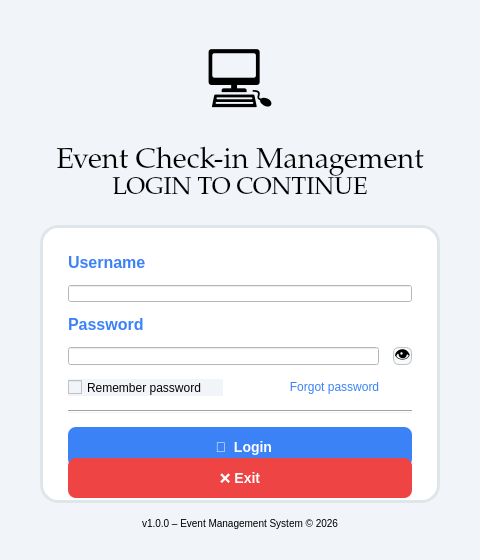
khoivnk25411e/Final-Project-Programming-Techniques, file ui/LoginWindow.ui: the form before one commit.
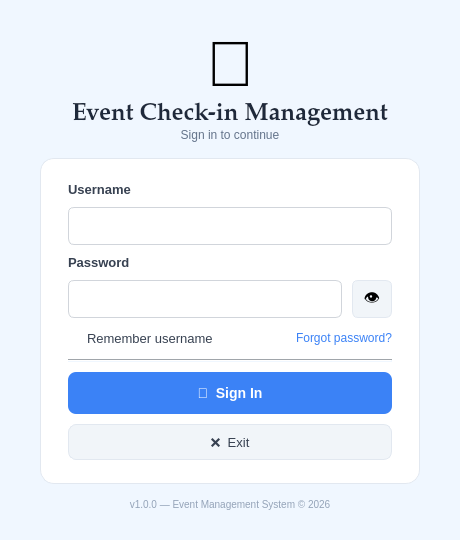
The form after the commit.

The edit to the form file:
```diff
--- a/ui/LoginWindow.ui
+++ b/ui/LoginWindow.ui
@@ -6,27 +6,27 @@
    <rect>
     <x>0</x>
     <y>0</y>
-    <width>480</width>
-    <height>560</height>
+    <width>460</width>
+    <height>540</height>
    </rect>
   </property>
   <property name="minimumSize">
    <size>
-    <width>480</width>
-    <height>560</height>
+    <width>460</width>
+    <height>540</height>
    </size>
   </property>
   <property name="maximumSize">
    <size>
-    <width>480</width>
-    <height>560</height>
+    <width>460</width>
+    <height>540</height>
    </size>
   </property>
   <property name="windowTitle">
-   <string>Login - Event Check-in Management System</string>
+   <string>Login — Event Check-in Management System</string>
   </property>
   <property name="styleSheet">
-   <string notr="true">background-color: #f1f5f9;</string>
+   <string>background-color: #f0f7ff;</string>
   </property>
   <widget class="QWidget" name="centralwidget">
    <layout class="QVBoxLayout" name="verticalLayout">
@@ -37,27 +37,29 @@
      <number>40</number>
     </property>
     <property name="topMargin">
-     <number>30</number>
+     <number>28</number>
     </property>
     <property name="rightMargin">
      <number>40</number>
     </property>
     <property name="bottomMargin">
-     <number>30</number>
+     <number>28</number>
     </property>
     <item>
      <widget class="QLabel" name="lblLogo">
       <property name="font">
        <font>
-        <family>Arial</family>
-        <pointsize>51</pointsize>
+        <pointsize>48</pointsize>
        </font>
       </property>
-      <property name="alignment">
-       <set>Qt::AlignCenter</set>
+      <property name="styleSheet">
+       <string>background: transparent;</string>
       </property>
       <property name="text">
-       <string>💻</string>
+       <string>🎫</string>
+      </property>
+      <property name="alignment">
+       <set>Qt::AlignmentFlag::AlignCenter</set>
       </property>
      </widget>
     </item>
@@ -66,68 +68,59 @@
       <property name="font">
        <font>
         <family>Palatino Linotype</family>
-        <pointsize>22</pointsize>
+        <pointsize>18</pointsize>
+        <bold>true</bold>
        </font>
       </property>
       <property name="styleSheet">
-       <string notr="true">color: rgb(0, 0, 0);</string>
-      </property>
-      <property name="alignment">
-       <set>Qt::AlignCenter</set>
+       <string>color: #1e293b; background: transparent;</string>
       </property>
       <property name="text">
        <string>Event Check-in Management</string>
       </property>
+      <property name="alignment">
+       <set>Qt::AlignmentFlag::AlignCenter</set>
+      </property>
      </widget>
     </item>
     <item>
      <widget class="QLabel" name="lblSubtitle">
-      <property name="font">
-       <font>
-        <family>Palatino Linotype</family>
-        <pointsize>18</pointsize>
-       </font>
-      </property>
       <property name="styleSheet">
-       <string notr="true">color: rgb(0, 0, 0); margin-bottom: 24px;</string>
-      </property>
-      <property name="alignment">
-       <set>Qt::AlignCenter</set>
+       <string>color: #64748b; font-size: 12px; margin-bottom: 16px; background: transparent;</string>
       </property>
       <property name="text">
-       <string>LOGIN TO CONTINUE</string>
+       <string>Sign in to continue</string>
+      </property>
+      <property name="alignment">
+       <set>Qt::AlignmentFlag::AlignCenter</set>
       </property>
      </widget>
     </item>
     <item>
      <widget class="QWidget" name="cardWidget" native="true">
       <property name="styleSheet">
-       <string notr="true">QWidget#cardWidget {
-    background-color: white;
-    border-radius: 18px;
-    border: 3px solid #dfe6e9;
-}</string>
+       <string>QWidget#cardWidget { background-color: white; border-radius: 14px; border: 1px solid #e2e8f0; }</string>
       </property>
       <layout class="QVBoxLayout" name="cardLayout">
        <property name="spacing">
-        <number>14</number>
+        <number>10</number>
        </property>
        <property name="leftMargin">
         <number>28</number>
        </property>
        <property name="topMargin">
-        <number>28</number>
+        <number>24</number>
        </property>
        <property name="rightMargin">
         <number>28</number>
        </property>
        <property name="bottomMargin">
-        <number>28</number>
+        <number>24</number>
        </property>
        <item>
         <widget class="QLabel" name="lblUsername">
          <property name="styleSheet">
-          <string notr="true">font-weight: bold; color: #3b82f6; font-size: 16px; background-color: white;</string>
+          <string>font-weight: bold; color: #374151; font-size: 13px; background: transparent;</string>
          </property>
          <property name="text">
           <string>Username</string>
@@ -136,15 +129,26 @@
        </item>
        <item>
         <widget class="QLineEdit" name="lineEditUsername">
+         <property name="minimumSize">
+          <size>
+           <width>0</width>
+           <height>38</height>
+          </size>
+         </property>
+         <property name="font">
+          <font>
+           <pointsize>12</pointsize>
+          </font>
+         </property>
          <property name="styleSheet">
-          <string notr="true">font: 12pt &quot;MS Shell Dlg 2&quot;; color: rgb(0, 0, 0); background-color: white;</string>
+          <string>QLineEdit { color: #111827; background: white; border: 1px solid #d1d5db; border-radius: 6px; padding: 6px 10px; } QLineEdit:focus { border: 1px solid #3b82f6; }</string>
          </property>
         </widget>
        </item>
        <item>
         <widget class="QLabel" name="lblPassword">
          <property name="styleSheet">
-          <string notr="true">font-weight: bold; color: #3b82f6; font-size: 16px; background-color: white;</string>
+          <string>font-weight: bold; color: #374151; font-size: 13px; background: transparent;</string>
          </property>
          <property name="text">
           <string>Password</string>
@@ -155,16 +159,28 @@
         <layout class="QHBoxLayout" name="horizontalLayout">
          <item>
           <widget class="QLineEdit" name="lineEditPassword">
+           <property name="minimumSize">
+            <size>
+             <width>0</width>
+             <height>38</height>
+            </size>
+           </property>
            <property name="styleSheet">
-            <string notr="true">background-color: white; font: 12pt &quot;MS Shell Dlg 2&quot;; color: rgb(0, 0, 0);</string>
+            <string>QLineEdit { color: #111827; background: white; border: 1px solid #d1d5db; border-radius: 6px; padding: 6px 10px; font-size: 12pt; } QLineEdit:focus { border: 1px solid #3b82f6; }</string>
            </property>
            <property name="echoMode">
-            <enum>QLineEdit::Password</enum>
+            <enum>QLineEdit::EchoMode::Password</enum>
            </property>
           </widget>
          </item>
          <item>
           <widget class="QPushButton" name="btnTogglePwd">
+           <property name="minimumSize">
+            <size>
+             <width>40</width>
+             <height>38</height>
+            </size>
+           </property>
            <property name="maximumSize">
             <size>
              <width>40</width>
@@ -172,8 +188,7 @@
             </size>
            </property>
            <property name="styleSheet">
-            <string notr="true">QPushButton { background: #f8fafc; border-radius: 6px; border: 1px solid #bdc3c7; font-size: 16px; }
-QPushButton:hover { background: #f1f5f9; }</string>
+            <string>QPushButton { background: #f1f5f9; border-radius: 6px; border: 1px solid #e2e8f0; font-size: 16px; } QPushButton:hover { background: #e2e8f0; }</string>
            </property>
            <property name="text">
             <string>👁</string>
@@ -186,21 +201,23 @@
         <layout class="QHBoxLayout" name="horizontalLayout_2">
          <item>
           <widget class="QCheckBox" name="checkBoxRemember">
+           <property name="font">
+            <font>
+             <pointsize>10</pointsize>
+            </font>
+           </property>
            <property name="styleSheet">
-            <string notr="true">color: rgb(8, 6, 3);</string>
+            <string>color: #374151; background: transparent;</string>
            </property>
            <property name="text">
-            <string>Remember password</string>
+            <string>Remember username</string>
            </property>
           </widget>
          </item>
          <item>
           <spacer name="spacerItem">
            <property name="orientation">
-            <enum>Qt::Horizontal</enum>
-           </property>
-           <property name="sizeType">
-            <enum>QSizePolicy::Fixed</enum>
+            <enum>Qt::Orientation::Horizontal</enum>
            </property>
            <property name="sizeHint" stdset="0">
             <size>
@@ -212,38 +229,60 @@
          </item>
          <item>
           <widget class="QPushButton" name="btnForgotPassword">
+           <property name="cursor">
+            <cursorShape>PointingHandCursor</cursorShape>
+           </property>
            <property name="styleSheet">
-            <string notr="true">QPushButton { color: #3b82f6; font-size: 12px; border: none; background: transparent; }
-QPushButton:hover { text-decoration: underline; }</string>
+            <string>QPushButton { color: #3b82f6; font-size: 12px; border: none; background: transparent; } QPushButton:hover { color: #2563eb; text-decoration: underline; }</string>
            </property>
            <property name="text">
-            <string>Forgot password</string>
+            <string>Forgot password?</string>
+           </property>
+           <property name="flat">
+            <bool>true</bool>
            </property>
           </widget>
          </item>
         </layout>
        </item>
        <item>
-        <widget class="Line" name="line">
-         <property name="orientation">
-          <enum>Qt::Horizontal</enum>
+        <widget class="QFrame" name="line">
+         <property name="styleSheet">
+          <string>color: #e2e8f0;</string>
+         </property>
+         <property name="frameShape">
+          <enum>QFrame::Shape::HLine</enum>
+         </property>
+         <property name="frameShadow">
+          <enum>QFrame::Shadow::Sunken</enum>
          </property>
         </widget>
        </item>
        <item>
         <widget class="QPushButton" name="btnLogin">
+         <property name="sizePolicy">
+          <sizepolicy hsizetype="Expanding" vsizetype="Fixed">
+           <horstretch>0</horstretch>
+           <verstretch>0</verstretch>
+          </sizepolicy>
+         </property>
          <property name="minimumSize">
           <size>
            <width>0</width>
-           <height>40</height>
+           <height>42</height>
           </size>
          </property>
+         <property name="font">
+          <font>
+           <pointsize>-1</pointsize>
+           <bold>true</bold>
+          </font>
+         </property>
          <property name="styleSheet">
-          <string notr="true">QPushButton { background-color: #3b82f6; color: white; font-size: 14px; font-weight: bold; border-radius: 8px; }
-QPushButton:pressed { background-color: #2563eb; }</string>
+          <string>QPushButton { background-color: #3b82f6; color: white; font-size: 14px; font-weight: bold; border-radius: 8px; border: none; } QPushButton:hover { background-color: #2563eb; } QPushButton:pressed { background-color: #1d4ed8; }</string>
          </property>
          <property name="text">
-          <string>  🔑  Login</string>
+          <string>🔑  Sign In</string>
          </property>
         </widget>
        </item>
@@ -252,14 +291,14 @@
          <property name="minimumSize">
           <size>
            <width>0</width>
-           <height>40</height>
+           <height>36</height>
           </size>
          </property>
          <property name="styleSheet">
-          <string notr="true">QPushButton { background: #ef4444; color: white; font-size: 14px; border-radius: 8px; font-weight: bold; }</string>
+          <string>QPushButton { background: #f1f5f9; color: #374151; font-size: 13px; border-radius: 8px; border: 1px solid #e2e8f0; } QPushButton:hover { background: #fee2e2; color: #ef4444; border-color: #fca5a5; }</string>
          </property>
          <property name="text">
-          <string>❌ Exit</string>
+          <string>❌  Exit</string>
          </property>
         </widget>
        </item>
@@ -269,13 +308,13 @@
     <item>
      <widget class="QLabel" name="lblVersion">
       <property name="styleSheet">
-       <string notr="true">color: rgb(0, 0, 0); font-size: 10px; margin-top: 14px;</string>
-      </property>
-      <property name="alignment">
-       <set>Qt::AlignCenter</set>
+       <string>color: #94a3b8; font-size: 10px; margin-top: 12px; background: transparent;</string>
       </property>
       <property name="text">
-       <string>v1.0.0 – Event Management System © 2026</string>
+       <string>v1.0.0 — Event Management System © 2026</string>
+      </property>
+      <property name="alignment">
+       <set>Qt::AlignmentFlag::AlignCenter</set>
       </property>
      </widget>
     </item>
```
